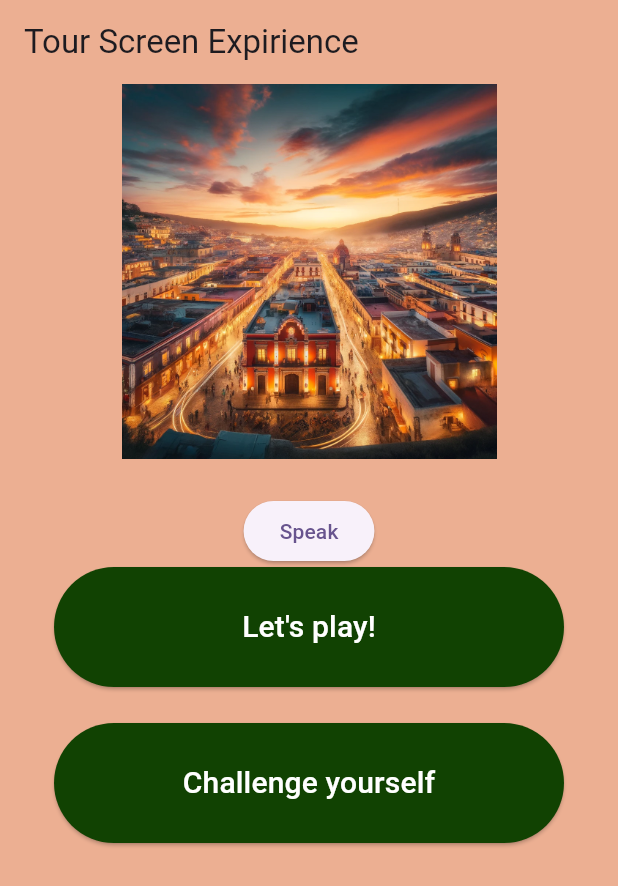
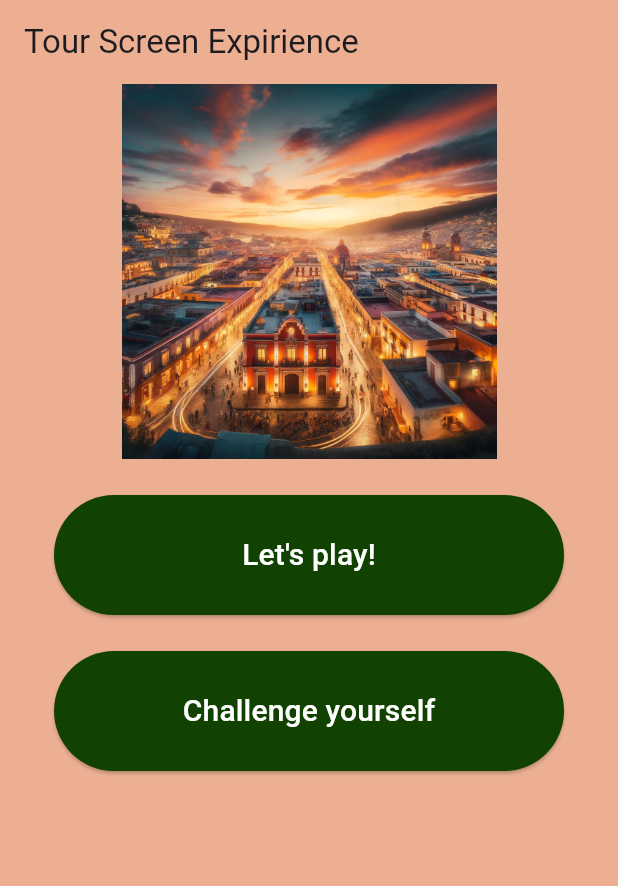
Before and after one commit to lara-vel-dev/nenemi, a Flutter app: the TourScreen screen opened directly, on a phone screen of 412 x 824 dp. Shown: the top 886 px of the screen. Run offline on Flutter 3.47's test engine with Material 3 defaults, Android fonts, the phone set to English and light mode, and no system bars.

Commit message:
removed ttl

```diff
--- a/lib/TourScreen/TourScreen.dart
+++ b/lib/TourScreen/TourScreen.dart
@@ -1,7 +1,7 @@
 import 'package:flutter/material.dart';
 import 'package:url_launcher/url_launcher.dart';
 import '../QuizScreen/quiz_screen.dart';
-import '../speks/speak.dart';
+// import '../speks/speak.dart';
 import '../styles/button.dart';
 
 Future<void> _launchURL(String url) async {
@@ -28,7 +28,7 @@ class TourScreen extends StatelessWidget {
               height: 250,
             ),
             SizedBox(height: 24), // Add this line for spacing
-            Speech(),
+            // Speech(),
             ElevatedButton(
               style: buttonPrimary,
               onPressed: () =>
--- a/lib/speks/speak.dart
+++ /dev/null
@@ -1,18 +0,0 @@
-import 'package:flutter/material.dart';
-import 'package:flutter_tts/flutter_tts.dart';
-
-class Speech extends StatelessWidget {
-  final FlutterTts flutterTts = FlutterTts();
-
-  @override
-  Widget build(BuildContext context) {
-    return Center(
-      child: ElevatedButton(
-        onPressed: () {
-          flutterTts.speak('Hello, Flutter Text-to-Speech!');
-        },
-        child: Text('Speak'),
-      ),
-    );
-  }
-}
--- a/pubspec.yaml
+++ b/pubspec.yaml
@@ -39,7 +39,6 @@ dependencies:
   # getwidget: ^2.0.4
   pin_code_fields: ^8.0.1
   url_launcher: ^6.2.6
-  flutter_tts: ^4.0.2
 dev_dependencies:
   flutter_test:
     sdk: flutter
```
Also changed, not shown: pubspec.lock, 3 other files.
